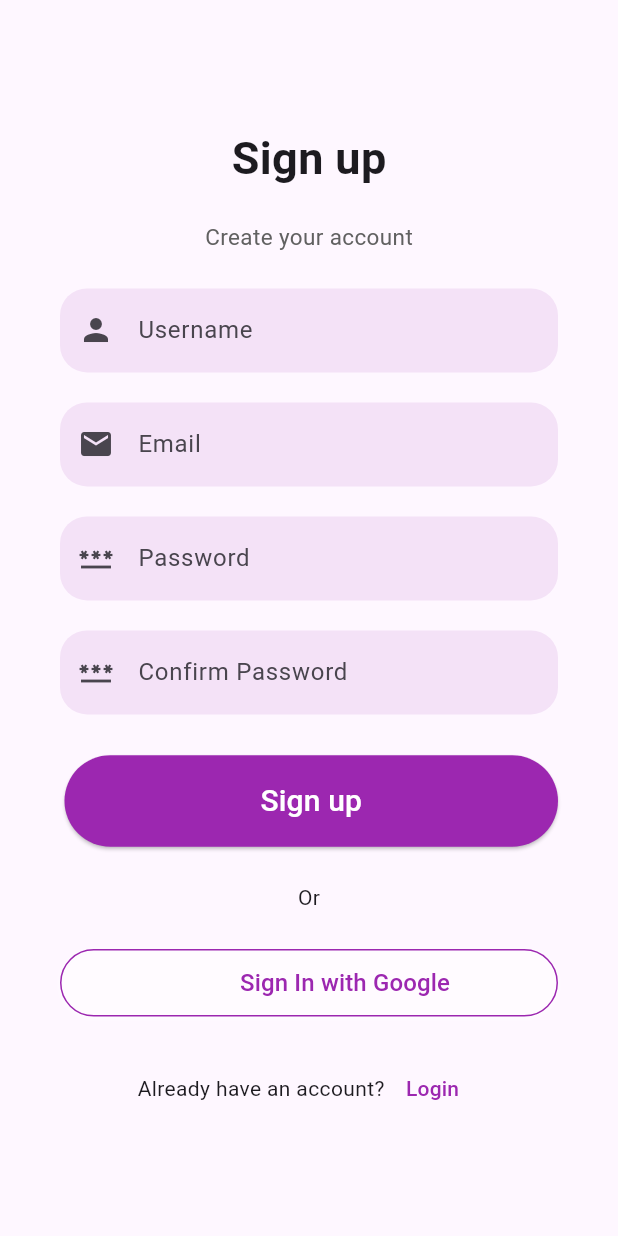
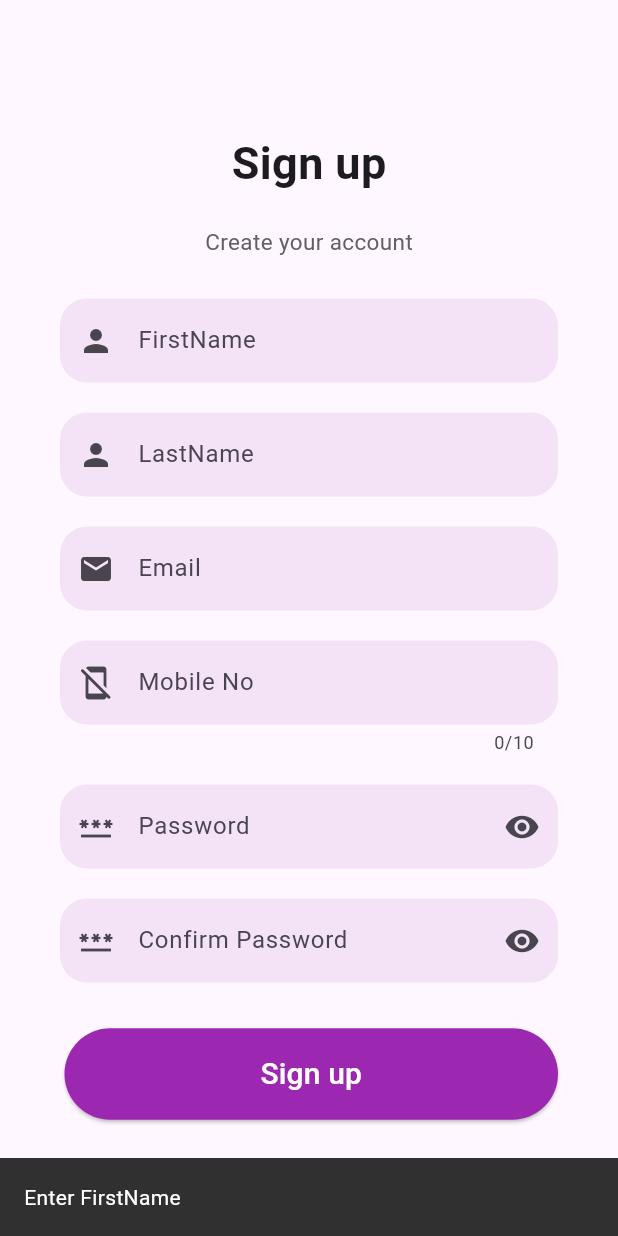
Before and after one commit to rameshrravi/v_express, a Flutter app: the SignupScreen screen opened by its route, after a tap on "Sign up", on a phone screen of 412 x 824 dp. Run offline on Flutter 3.47's test engine with Material 3 defaults, Android fonts, the phone set to English and light mode, and no system bars; our stand-ins replace bloc, dio, easy_stepper, firebase_auth, firebase_core, flutter_bloc and 3 more; accounts and stored records are empty.

Commit message:
code update

```diff
--- a/lib/login_signup/controller/signup_controller.dart
+++ b/lib/login_signup/controller/signup_controller.dart
@@ -5,6 +5,7 @@ import 'package:firebase_auth/firebase_auth.dart';
 import 'package:flutter/foundation.dart';
 import 'package:get/get.dart';
 import 'package:get/get_navigation/src/snackbar/snackbar.dart';
+import 'package:get/get_rx/get_rx.dart';
 import 'package:get/get_state_manager/src/simple/get_controllers.dart';
 import 'package:google_sign_in/google_sign_in.dart';
 import 'dart:convert' show json;
@@ -12,13 +13,25 @@ import 'package:flutter/foundation.dart';
 import 'package:flutter/material.dart';
 import 'package:google_sign_in/google_sign_in.dart';
 import 'package:http/http.dart' as http;
+import 'package:v_express/app_comman/apis/api_response_model.dart';
+import 'package:v_express/login_signup/buisness_rulse/login_signup_bl.dart';
 import 'package:v_express/login_signup/controller/auth_repo.dart';
+import 'package:v_express/login_signup/models/api_models/request_models/signup_request_model.dart';
+import 'package:v_express/routes/app_routes.dart';
 
 class SignupController extends GetxController {
   User? user;
   final AuthRepo _repo = AuthRepo();
   bool isLodingState = false;
-
+  TextEditingController firstNameController = TextEditingController();
+  TextEditingController lastNameController = TextEditingController();
+  TextEditingController emailController = TextEditingController();
+  TextEditingController mobileNoController = TextEditingController();
+  TextEditingController passwordController = TextEditingController();
+  TextEditingController confirmPasswordController = TextEditingController();
+  RxBool isPasswordVisible = true.obs;
+  RxBool isConfirmPasswordVisible = true.obs;
+  LoginSignupBL loginSignupBL = LoginSignupBL();
   handleGoogleSignin() async {
     isLodingState = true;
     update();
@@ -43,4 +56,62 @@ class SignupController extends GetxController {
     isLodingState = false;
     update();
   }
+
+  Future<void> onTapSignup() async {
+    bool validateFirstName() => firstNameController.text.isNotEmpty;
+    bool validateLastName() => lastNameController.text.isNotEmpty;
+    bool validateMobileNo() =>
+        mobileNoController.text.isNotEmpty &&
+        mobileNoController.text.length == 10;
+    bool validateEmail() => RegExp(
+            r"^[a-zA-Z0-9.a-zA-Z0-9.!#$%&'*+-/=?^_`{|}~]+@[a-zA-Z0-9]+\.[a-zA-Z]+")
+        .hasMatch(emailController.text);
+    bool validatePassword() => passwordController.text.length >= 6;
+    bool validateConfrimPassword() =>
+        confirmPasswordController.text.length >= 6;
+    bool comparePasswordConfirmPassword() =>
+        passwordController.text == confirmPasswordController.text;
+
+    if (!validateFirstName()) {
+      showSnackbar("Enter FirstName");
+      // All validation pass
+    } else if (!validateLastName()) {
+      showSnackbar("Enter LastName");
+    } else if (!validateEmail()) {
+      showSnackbar("Enter Email");
+    } else if (!validateMobileNo()) {
+      showSnackbar("Enter MobileNo at least 10 character");
+    } else if (!validatePassword()) {
+      showSnackbar("Enter Password at least 6 character");
+    } else if (!validateConfrimPassword()) {
+      showSnackbar("Enter Confirm-Password at least 6 character");
+    } else if (!comparePasswordConfirmPassword()) {
+      showSnackbar("Password does not match");
+    } else {
+      SignupRequestModel signupRequestModel = SignupRequestModel();
+      signupRequestModel.firstName = firstNameController.text;
+      signupRequestModel.lastName = lastNameController.text;
+      signupRequestModel.email = emailController.text;
+      signupRequestModel.mobileNo = mobileNoController.text;
+      signupRequestModel.password = passwordController.text;
+      ApiResponseModel apiResponseModel =
+          await loginSignupBL.signup(signupRequestModel);
+
+      if (apiResponseModel.responseCode == 200) {
+        showSnackbar(apiResponseModel.message!);
+        Get.offAllNamed(AppRoutes.loginscreen);
+      } else {
+        showSnackbar(apiResponseModel.message!);
+      }
+    }
+  }
+
+  void showSnackbar(String txtmessage) {
+    Get.showSnackbar(GetSnackBar(
+      message: txtmessage,
+      duration: const Duration(seconds: 2),
+    ));
+  }
+
+  obx(Icon Function(dynamic state) param0) {}
 }
--- a/lib/login_signup/screens/login_screen.dart
+++ b/lib/login_signup/screens/login_screen.dart
@@ -34,8 +34,9 @@ class LoginScreen extends GetWidget<LoginController> {
               Column(
                 children: <Widget>[
                   TextField(
+                    controller: controller.mobileNoController,
                     decoration: InputDecoration(
-                        hintText: "Username",
+                        hintText: "email or mobile number",
                         border: OutlineInputBorder(
                             borderRadius: BorderRadius.circular(18),
                             borderSide: BorderSide.none),
@@ -45,6 +46,7 @@ class LoginScreen extends GetWidget<LoginController> {
                   ),
                   const SizedBox(height: 20),
                   TextField(
+                    controller: controller.passwordController,
                     decoration: InputDecoration(
                       hintText: "Password",
                       border: OutlineInputBorder(
@@ -63,7 +65,7 @@ class LoginScreen extends GetWidget<LoginController> {
                   padding: const EdgeInsets.only(top: 3, left: 3),
                   child: ElevatedButton(
                     onPressed: () {
-                      controller.loginBtn();
+                      controller.onPressLogin();
                     },
                     style: ElevatedButton.styleFrom(
                       shape: const StadiumBorder(),
--- a/lib/login_signup/screens/signup_screen.dart
+++ b/lib/login_signup/screens/signup_screen.dart
@@ -1,4 +1,5 @@
 import 'package:flutter/material.dart';
+import 'package:flutter/services.dart';
 import 'package:get/get.dart';
 import 'package:v_express/login_signup/controller/signup_controller.dart';
 
@@ -39,8 +40,9 @@ class SignupScreen extends GetWidget<SignupController> {
               Column(
                 children: <Widget>[
                   TextField(
+                    controller: controller.firstNameController,
                     decoration: InputDecoration(
-                        hintText: "Username",
+                        hintText: "FirstName",
                         border: OutlineInputBorder(
                             borderRadius: BorderRadius.circular(18),
                             borderSide: BorderSide.none),
@@ -50,6 +52,19 @@ class SignupScreen extends GetWidget<SignupController> {
                   ),
                   const SizedBox(height: 20),
                   TextField(
+                    controller: controller.lastNameController,
+                    decoration: InputDecoration(
+                        hintText: "LastName",
+                        border: OutlineInputBorder(
+                            borderRadius: BorderRadius.circular(18),
+                            borderSide: BorderSide.none),
+                        fillColor: Colors.purple.withOpacity(0.1),
+                        filled: true,
+                        prefixIcon: const Icon(Icons.person)),
+                  ),
+                  const SizedBox(height: 20),
+                  TextField(
+                    controller: controller.emailController,
                     decoration: InputDecoration(
                         hintText: "Email",
                         border: OutlineInputBorder(
@@ -61,6 +76,25 @@ class SignupScreen extends GetWidget<SignupController> {
                   ),
                   const SizedBox(height: 20),
                   TextField(
+                    controller: controller.mobileNoController,
+                    keyboardType: TextInputType.number,
+                    maxLength: 10,
+                    inputFormatters: <TextInputFormatter>[
+                      FilteringTextInputFormatter.allow(RegExp(r'[0-9]')),
+                      FilteringTextInputFormatter.digitsOnly
+                    ],
+                    decoration: InputDecoration(
+                        hintText: "Mobile No",
+                        border: OutlineInputBorder(
+                            borderRadius: BorderRadius.circular(18),
+                            borderSide: BorderSide.none),
+                        fillColor: Colors.purple.withOpacity(0.1),
+                        filled: true,
+                        prefixIcon: const Icon(Icons.mobile_off_rounded)),
+                  ),
+                  const SizedBox(height: 20),
+                  Obx(() => TextField(
+                        controller: controller.passwordController,
                         decoration: InputDecoration(
                           hintText: "Password",
                           border: OutlineInputBorder(
@@ -69,11 +103,25 @@ class SignupScreen extends GetWidget<SignupController> {
                           fillColor: Colors.purple.withOpacity(0.1),
                           filled: true,
                           prefixIcon: const Icon(Icons.password),
+                          suffixIcon: IconButton(
+                            icon: Icon(
+                              // Toggle this icon based on password visibility
+                              controller.isPasswordVisible.value
+                                  ? Icons.visibility
+                                  : Icons.visibility_off,
                             ),
-                    obscureText: true,
+                            onPressed: () {
+                              controller.isPasswordVisible.value =
+                                  !controller.isPasswordVisible.value;
+                              // Toggle password visibility
+                            },
                           ),
+                        ),
+                        obscureText: !controller.isPasswordVisible.value,
+                      )),
                   const SizedBox(height: 20),
-                  TextField(
+                  Obx(() => TextField(
+                        controller: controller.confirmPasswordController,
                         decoration: InputDecoration(
                           hintText: "Confirm Password",
                           border: OutlineInputBorder(
@@ -82,15 +130,30 @@ class SignupScreen extends GetWidget<SignupController> {
                           fillColor: Colors.purple.withOpacity(0.1),
                           filled: true,
                           prefixIcon: const Icon(Icons.password),
+                          suffixIcon: IconButton(
+                            icon: Icon(
+                              // Toggle this icon based on password visibility
+                              controller.isConfirmPasswordVisible.value
+                                  ? Icons.visibility
+                                  : Icons.visibility_off,
                             ),
-                    obscureText: true,
+                            onPressed: () {
+                              controller.isConfirmPasswordVisible.value =
+                                  !controller.isConfirmPasswordVisible.value;
+                              // Toggle password visibility
+                            },
                           ),
+                        ),
+                        obscureText: !controller.isConfirmPasswordVisible.value,
+                      )),
                 ],
               ),
               Container(
                   padding: const EdgeInsets.only(top: 3, left: 3),
                   child: ElevatedButton(
-                    onPressed: () {},
+                    onPressed: () {
+                      controller.onTapSignup();
+                    },
                     style: ElevatedButton.styleFrom(
                       shape: const StadiumBorder(),
                       padding: const EdgeInsets.symmetric(vertical: 16),
@@ -101,64 +164,64 @@ class SignupScreen extends GetWidget<SignupController> {
                       style: TextStyle(fontSize: 20, color: Colors.white),
                     ),
                   )),
-              const Center(child: Text("Or")),
-              Container(
-                height: 45,
-                decoration: BoxDecoration(
-                  borderRadius: BorderRadius.circular(25),
-                  border: Border.all(
-                    color: Colors.purple,
-                  ),
-                  boxShadow: [
-                    BoxShadow(
-                      color: Colors.white.withOpacity(0.5),
-                      spreadRadius: 1,
-                      blurRadius: 1,
-                      offset: const Offset(0, 1), // changes position of shadow
-                    ),
-                  ],
-                ),
-                child: TextButton(
-                  onPressed: () {
+              // const Center(child: Text("Or")),
+              // Container(
+              //   height: 45,
+              //   decoration: BoxDecoration(
+              //     borderRadius: BorderRadius.circular(25),
+              //     border: Border.all(
+              //       color: Colors.purple,
+              //     ),
+              //     boxShadow: [
+              //       BoxShadow(
+              //         color: Colors.white.withOpacity(0.5),
+              //         spreadRadius: 1,
+              //         blurRadius: 1,
+              //         offset: const Offset(0, 1), // changes position of shadow
+              //       ),
+              //     ],
+              //   ),
+              //   child: TextButton(
+              //     onPressed: () {
 
-                    controller.handleGoogleSignin();
-                  },
-                  child: const Row(
-                    mainAxisAlignment: MainAxisAlignment.center,
-                    children: [
-                      SizedBox(
-                        height: 30.0,
-                        width: 30.0,
-                        // decoration: const BoxDecoration(
-                        //   image: DecorationImage(
-                        //       image: AssetImage(''), fit: BoxFit.cover),
-                        //   shape: BoxShape.circle,
+              //       controller.handleGoogleSignin();
+              //     },
+              //     child: const Row(
+              //       mainAxisAlignment: MainAxisAlignment.center,
+              //       children: [
+              //         SizedBox(
+              //           height: 30.0,
+              //           width: 30.0,
+              //           // decoration: const BoxDecoration(
+              //           //   image: DecorationImage(
+              //           //       image: AssetImage(''), fit: BoxFit.cover),
+              //           //   shape: BoxShape.circle,
+              //           // ),
+              //         ),
+              //         SizedBox(width: 18),
+              //         Text(
+              //           "Sign In with Google",
+              //           style: TextStyle(
+              //             fontSize: 16,
+              //             color: Colors.purple,
+              //           ),
+              //         ),
+              //       ],
+              //     ),
+              //   ),
               // ),
-                      ),
-                      SizedBox(width: 18),
-                      Text(
-                        "Sign In with Google",
-                        style: TextStyle(
-                          fontSize: 16,
-                          color: Colors.purple,
-                        ),
-                      ),
-                    ],
-                  ),
-                ),
-              ),
-              Row(
-                mainAxisAlignment: MainAxisAlignment.center,
-                children: <Widget>[
-                  const Text("Already have an account?"),
-                  TextButton(
-                      onPressed: () {},
-                      child: const Text(
-                        "Login",
-                        style: TextStyle(color: Colors.purple),
-                      ))
-                ],
-              )
+              // Row(
+              //   mainAxisAlignment: MainAxisAlignment.center,
+              //   children: <Widget>[
+              //     const Text("Already have an account?"),
+              //     TextButton(
+              //         onPressed: () {},
+              //         child: const Text(
+              //           "Login",
+              //           style: TextStyle(color: Colors.purple),
+              //         ))
+              //   ],
+              // )
             ],
           ),
         ),
```
Also changed, not shown: lib/login_signup/apis/login_signup_api.dart (renamed from lib/login_signup/apis/login.dart, +38 -1 lines), lib/login_signup/buisness_rulse/login_signup_bl.dart (+7 -1 lines), lib/login_signup/controller/Login_controller.dart (+32 -5 lines), 2 other files. Lines whose indentation alone changed are shown as unchanged.
